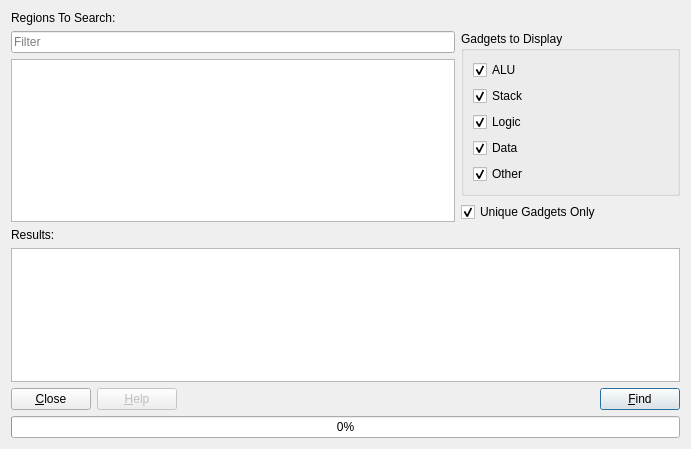
eteran/edb-debugger, file plugins/ROPTool/DialogROPTool.ui: the form before one commit.
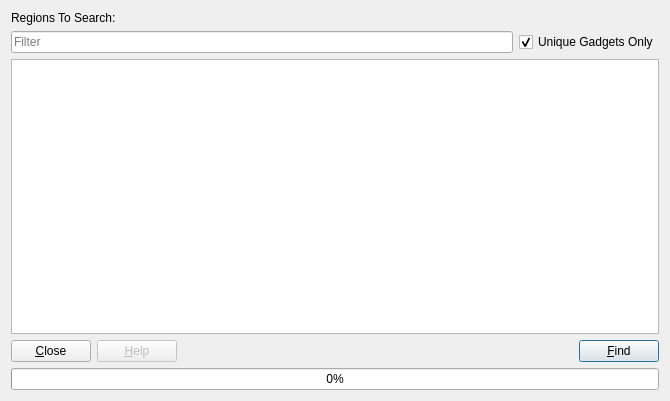
The form after the commit. Icons and pictures are not drawn.

Commit message: massively improved the ROP tool plugin :-) some other tweaks

```diff
--- a/plugins/ROPTool/DialogROPTool.ui
+++ b/plugins/ROPTool/DialogROPTool.ui
@@ -7,71 +7,37 @@
    <rect>
     <x>0</x>
     <y>0</y>
-    <width>691</width>
-    <height>449</height>
+    <width>670</width>
+    <height>401</height>
    </rect>
   </property>
   <property name="windowTitle">
    <string>ROP Gadget Search</string>
   </property>
-  <layout class="QGridLayout" name="gridLayout">
-   <item row="0" column="0" colspan="2">
+  <layout class="QVBoxLayout" name="verticalLayout">
+   <item>
     <widget class="QLabel" name="label">
      <property name="text">
       <string>Regions To Search:</string>
      </property>
     </widget>
    </item>
-   <item row="1" column="2" rowspan="2">
-    <widget class="QGroupBox" name="groupBox">
-     <property name="title">
-      <string>Gadgets to Display</string>
-     </property>
-     <layout class="QVBoxLayout" name="verticalLayout">
       <item>
-       <widget class="QCheckBox" name="chkShowALU">
-        <property name="text">
-         <string>ALU</string>
-        </property>
-        <property name="checked">
-         <bool>true</bool>
-        </property>
-       </widget>
-      </item>
+    <layout class="QHBoxLayout" name="horizontalLayout">
       <item>
-       <widget class="QCheckBox" name="chkShowStack">
-        <property name="text">
-         <string>Stack</string>
-        </property>
-        <property name="checked">
+      <widget class="QLineEdit" name="txtSearch">
+       <property name="placeholderText">
+        <string>Filter</string>
+       </property>
+       <property name="clearButtonEnabled">
          <bool>true</bool>
         </property>
        </widget>
       </item>
       <item>
-       <widget class="QCheckBox" name="chkShowLogic">
+      <widget class="QCheckBox" name="checkUnique">
         <property name="text">
-         <string>Logic</string>
-        </property>
-        <property name="checked">
-         <bool>true</bool>
-        </property>
-       </widget>
-      </item>
-      <item>
-       <widget class="QCheckBox" name="chkShowData">
-        <property name="text">
-         <string>Data</string>
-        </property>
-        <property name="checked">
-         <bool>true</bool>
-        </property>
-       </widget>
-      </item>
-      <item>
-       <widget class="QCheckBox" name="chkShowOther">
-        <property name="text">
-         <string>Other</string>
+        <string>Unique Gadgets Only</string>
         </property>
         <property name="checked">
          <bool>true</bool>
@@ -79,9 +45,8 @@
        </widget>
       </item>
      </layout>
-    </widget>
    </item>
-   <item row="2" column="0" rowspan="2" colspan="2">
+   <item>
     <widget class="QTableView" name="tableView">
      <property name="font">
       <font>
@@ -108,39 +73,7 @@
      </attribute>
     </widget>
    </item>
-   <item row="3" column="2">
-    <widget class="QCheckBox" name="checkUnique">
-     <property name="text">
-      <string>Unique Gadgets Only</string>
-     </property>
-     <property name="checked">
-      <bool>true</bool>
-     </property>
-    </widget>
-   </item>
-   <item row="4" column="0">
-    <widget class="QLabel" name="label_2">
-     <property name="text">
-      <string>Results:</string>
-     </property>
-    </widget>
-   </item>
-   <item row="5" column="0" colspan="3">
-    <widget class="QListView" name="listView">
-     <property name="font">
-      <font>
-       <family>Monospace</family>
-      </font>
-     </property>
-     <property name="editTriggers">
-      <set>QAbstractItemView::NoEditTriggers</set>
-     </property>
-     <property name="alternatingRowColors">
-      <bool>true</bool>
-     </property>
-    </widget>
-   </item>
-   <item row="6" column="0" colspan="3">
+   <item>
     <layout class="QHBoxLayout">
      <property name="spacing">
       <number>6</number>
@@ -199,7 +132,7 @@
      </item>
     </layout>
    </item>
-   <item row="7" column="0" colspan="3">
+   <item>
     <widget class="QProgressBar" name="progressBar">
      <property name="value">
       <number>0</number>
@@ -209,16 +142,6 @@
      </property>
     </widget>
    </item>
-   <item row="1" column="0" colspan="2">
-    <widget class="QLineEdit" name="txtSearch">
-     <property name="placeholderText">
-      <string>Filter</string>
-     </property>
-     <property name="clearButtonEnabled">
-      <bool>true</bool>
-     </property>
-    </widget>
-   </item>
   </layout>
  </widget>
  <tabstops>
```
Left out of the diff: 1 changed line with no effect on the pictures. Lines whose indentation alone changed are shown as unchanged. The commit also changes 10 other files.
